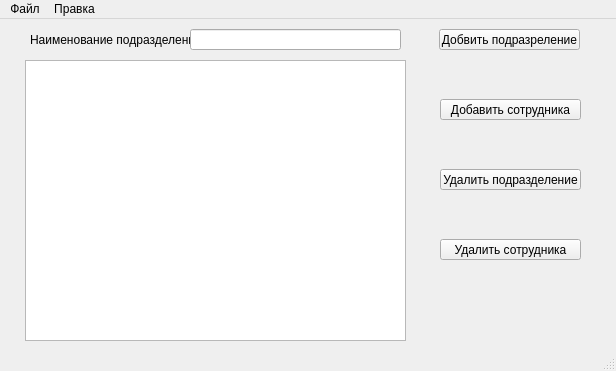
Before: the Qt Designer form mainwindow.ui in ISPlatonov/QT_Tree, drawn with Qt 5.
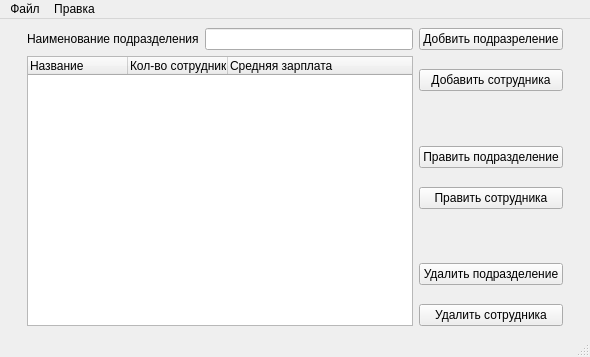
After: the same form once the commit is applied.

Commit message: data editing is added, forms became adaptive

What changed in the file:
```diff
--- a/mainwindow.ui
+++ b/mainwindow.ui
@@ -6,64 +6,56 @@
    <rect>
     <x>0</x>
     <y>0</y>
-    <width>616</width>
-    <height>371</height>
+    <width>590</width>
+    <height>357</height>
    </rect>
   </property>
   <property name="windowTitle">
    <string>Список подразделений</string>
   </property>
   <widget class="QWidget" name="centralwidget">
+   <layout class="QGridLayout" name="gridLayout_2">
+    <item row="0" column="0">
+     <spacer name="horizontalSpacer">
+      <property name="orientation">
+       <enum>Qt::Horizontal</enum>
+      </property>
+      <property name="sizeType">
+       <enum>QSizePolicy::Fixed</enum>
+      </property>
+      <property name="sizeHint" stdset="0">
+       <size>
+        <width>18</width>
+        <height>20</height>
+       </size>
+      </property>
+     </spacer>
+    </item>
+    <item row="0" column="1">
+     <layout class="QGridLayout" name="gridLayout">
+      <item row="0" column="0">
+       <layout class="QVBoxLayout" name="verticalLayout">
+        <item>
+         <layout class="QHBoxLayout" name="horizontalLayout">
+          <item>
    <widget class="QLabel" name="label">
-    <property name="geometry">
-     <rect>
-      <x>30</x>
-      <y>10</y>
-      <width>161</width>
-      <height>21</height>
-     </rect>
-    </property>
     <property name="text">
      <string>Наименование подразделения</string>
     </property>
    </widget>
-   <widget class="QLineEdit" name="line_add_dep">
-    <property name="geometry">
-     <rect>
-      <x>190</x>
-      <y>10</y>
-      <width>211</width>
-      <height>21</height>
-     </rect>
-    </property>
-   </widget>
-   <widget class="QPushButton" name="but_add_dep">
-    <property name="geometry">
-     <rect>
-      <x>439</x>
-      <y>10</y>
-      <width>141</width>
-      <height>21</height>
-     </rect>
-    </property>
-    <property name="text">
-     <string>Добвить подразреление</string>
-    </property>
-   </widget>
+          </item>
+          <item>
+           <widget class="QLineEdit" name="line_add_dep"/>
+          </item>
+         </layout>
+        </item>
+        <item>
    <widget class="QTreeWidget" name="treeWidget">
-    <property name="geometry">
-     <rect>
-      <x>25</x>
-      <y>41</y>
-      <width>381</width>
-      <height>281</height>
-     </rect>
-    </property>
     <property name="columnCount">
      <number>3</number>
     </property>
     <attribute name="headerVisible">
-     <bool>false</bool>
+           <bool>true</bool>
     </attribute>
     <attribute name="headerCascadingSectionResizes">
      <bool>true</bool>
@@ -90,52 +82,155 @@
      </property>
     </column>
    </widget>
+        </item>
+       </layout>
+      </item>
+      <item row="0" column="1">
+       <layout class="QVBoxLayout" name="verticalLayout_2">
+        <item>
+         <widget class="QPushButton" name="but_add_dep">
+          <property name="text">
+           <string>Добвить подразреление</string>
+          </property>
+         </widget>
+        </item>
+        <item>
+         <spacer name="verticalSpacer_5">
+          <property name="orientation">
+           <enum>Qt::Vertical</enum>
+          </property>
+          <property name="sizeType">
+           <enum>QSizePolicy::Fixed</enum>
+          </property>
+          <property name="sizeHint" stdset="0">
+           <size>
+            <width>20</width>
+            <height>13</height>
+           </size>
+          </property>
+         </spacer>
+        </item>
+        <item>
    <widget class="QPushButton" name="but_add_empl">
-    <property name="geometry">
-     <rect>
-      <x>440</x>
-      <y>80</y>
-      <width>141</width>
-      <height>21</height>
-     </rect>
-    </property>
     <property name="text">
      <string>Добавить сотрудника</string>
     </property>
    </widget>
+        </item>
+        <item>
+         <spacer name="verticalSpacer">
+          <property name="orientation">
+           <enum>Qt::Vertical</enum>
+          </property>
+          <property name="sizeHint" stdset="0">
+           <size>
+            <width>20</width>
+            <height>38</height>
+           </size>
+          </property>
+         </spacer>
+        </item>
+        <item>
+         <widget class="QPushButton" name="but_edit_dep">
+          <property name="text">
+           <string>Править подразделение</string>
+          </property>
+         </widget>
+        </item>
+        <item>
+         <spacer name="verticalSpacer_3">
+          <property name="orientation">
+           <enum>Qt::Vertical</enum>
+          </property>
+          <property name="sizeType">
+           <enum>QSizePolicy::Fixed</enum>
+          </property>
+          <property name="sizeHint" stdset="0">
+           <size>
+            <width>20</width>
+            <height>13</height>
+           </size>
+          </property>
+         </spacer>
+        </item>
+        <item>
+         <widget class="QPushButton" name="but_edit_empl">
+          <property name="text">
+           <string>Править сотрудника</string>
+          </property>
+         </widget>
+        </item>
+        <item>
+         <spacer name="verticalSpacer_2">
+          <property name="orientation">
+           <enum>Qt::Vertical</enum>
+          </property>
+          <property name="sizeHint" stdset="0">
+           <size>
+            <width>20</width>
+            <height>38</height>
+           </size>
+          </property>
+         </spacer>
+        </item>
+        <item>
    <widget class="QPushButton" name="but_del_dep">
-    <property name="geometry">
-     <rect>
-      <x>440</x>
-      <y>150</y>
-      <width>141</width>
-      <height>21</height>
-     </rect>
-    </property>
     <property name="text">
      <string>Удалить подразделение</string>
     </property>
    </widget>
+        </item>
+        <item>
+         <spacer name="verticalSpacer_4">
+          <property name="orientation">
+           <enum>Qt::Vertical</enum>
+          </property>
+          <property name="sizeType">
+           <enum>QSizePolicy::Fixed</enum>
+          </property>
+          <property name="sizeHint" stdset="0">
+           <size>
+            <width>20</width>
+            <height>13</height>
+           </size>
+          </property>
+         </spacer>
+        </item>
+        <item>
    <widget class="QPushButton" name="but_del_empl">
-    <property name="geometry">
-     <rect>
-      <x>440</x>
-      <y>220</y>
-      <width>141</width>
-      <height>21</height>
-     </rect>
-    </property>
     <property name="text">
      <string>Удалить сотрудника</string>
     </property>
    </widget>
+        </item>
+       </layout>
+      </item>
+     </layout>
+    </item>
+    <item row="0" column="2">
+     <spacer name="horizontalSpacer_2">
+      <property name="orientation">
+       <enum>Qt::Horizontal</enum>
+      </property>
+      <property name="sizeType">
+       <enum>QSizePolicy::Fixed</enum>
+      </property>
+      <property name="sizeHint" stdset="0">
+       <size>
+        <width>18</width>
+        <height>20</height>
+       </size>
+      </property>
+     </spacer>
+    </item>
+   </layout>
   </widget>
   <widget class="QMenuBar" name="menubar">
    <property name="geometry">
     <rect>
      <x>0</x>
      <y>0</y>
-     <width>616</width>
+     <width>590</width>
      <height>20</height>
     </rect>
    </property>
```
Lines whose indentation alone changed are shown as unchanged. The commit also changes 7 other files.
